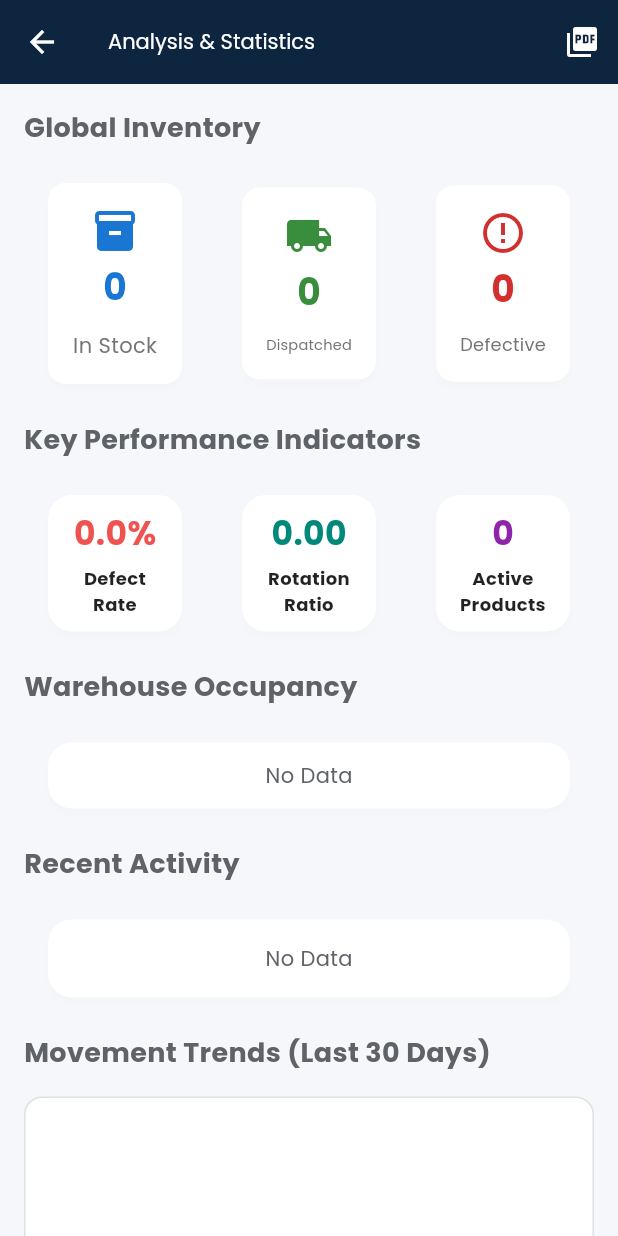
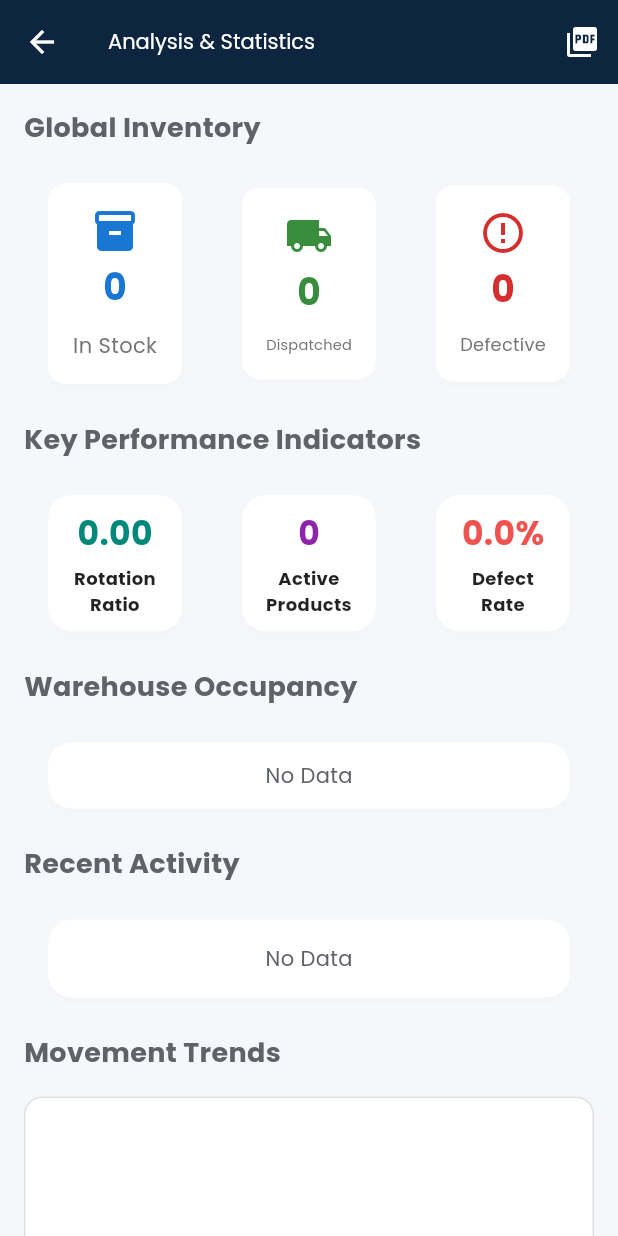
Before and after one commit to alvarolg2/Jar, a Flutter app: the AnalysisView screen opened by its route, on a phone screen of 412 x 824 dp. Run offline on Flutter 3.47's test engine with Material 3 defaults, Android fonts, the phone set to English and light mode, and no system bars; our stand-ins replace file_picker, google_fonts, google_generative_ai, package_info_plus, pdf, printing and 6 more; missing offline and left inert: cunning_document_scanner, flag, google_mlkit_text_recognition, in_app_update; accounts and stored records are empty.

Commit message:
feat: few changes ins stats

```diff
--- a/lib/l10n/app_en.arb
+++ b/lib/l10n/app_en.arb
@@ -198,7 +198,7 @@
             "count": { "type": "int" }
         }
     },
-    "movementTrends30Days": "Movement Trends (Last 30 Days)",
+    "movementTrends30Days": "Movement Trends",
     "movementLegend": "Green: In, Orange: Out",
     "top5Products": "Top 5 Products",
     "noDescription": "No description",
--- a/lib/l10n/app_es.arb
+++ b/lib/l10n/app_es.arb
@@ -198,7 +198,7 @@
             "count": { "type": "int" }
         }
     },
-    "movementTrends30Days": "Tendencias de Movimiento (Últimos 30 Días)",
+    "movementTrends30Days": "Tendencias de Movimiento",
     "movementLegend": "Verde: Entrada, Naranja: Salida",
     "top5Products": "Top 5 Productos",
     "noDescription": "Sin descripción",
--- a/lib/l10n/app_fr.arb
+++ b/lib/l10n/app_fr.arb
@@ -223,7 +223,7 @@
             "count": { "type": "int" }
         }
     },
-    "movementTrends30Days": "Tendances de mouvement (30 derniers jours)",
+    "movementTrends30Days": "Tendances de mouvement",
     "movementLegend": "Vert : Entrée, Orange : Sortie",
     "top5Products": "Top 5 des produits",
     "noDescription": "Aucune description",
--- a/lib/l10n/app_localizations.dart
+++ b/lib/l10n/app_localizations.dart
@@ -757,7 +757,7 @@ abstract class AppLocalizations {
   /// No description provided for @movementTrends30Days.
   ///
   /// In es, this message translates to:
-  /// **'Tendencias de Movimiento (Últimos 30 Días)'**
+  /// **'Tendencias de Movimiento'**
   String get movementTrends30Days;
 
   /// No description provided for @movementLegend.
--- a/lib/l10n/app_localizations_en.dart
+++ b/lib/l10n/app_localizations_en.dart
@@ -394,7 +394,7 @@ class AppLocalizationsEn extends AppLocalizations {
   }
 
   @override
-  String get movementTrends30Days => 'Movement Trends (Last 30 Days)';
+  String get movementTrends30Days => 'Movement Trends';
 
   @override
   String get movementLegend => 'Green: In, Orange: Out';
--- a/lib/l10n/app_localizations_es.dart
+++ b/lib/l10n/app_localizations_es.dart
@@ -397,8 +397,7 @@ class AppLocalizationsEs extends AppLocalizations {
   }
 
   @override
-  String get movementTrends30Days =>
-      'Tendencias de Movimiento (Últimos 30 Días)';
+  String get movementTrends30Days => 'Tendencias de Movimiento';
 
   @override
   String get movementLegend => 'Verde: Entrada, Naranja: Salida';
--- a/lib/l10n/app_localizations_fr.dart
+++ b/lib/l10n/app_localizations_fr.dart
@@ -396,8 +396,7 @@ class AppLocalizationsFr extends AppLocalizations {
   }
 
   @override
-  String get movementTrends30Days =>
-      'Tendances de mouvement (30 derniers jours)';
+  String get movementTrends30Days => 'Tendances de mouvement';
 
   @override
   String get movementLegend => 'Vert : Entrée, Orange : Sortie';
--- a/lib/ui/views/analysis/analysis_view.dart
+++ b/lib/ui/views/analysis/analysis_view.dart
@@ -86,14 +86,6 @@ class AnalysisView extends StackedView<AnalysisViewModel> {
                       children: [
                         Expanded(
                           child: _buildKpiCard(
-                            label: l10n.defectRate,
-                            value: '${viewModel.defectRate.toStringAsFixed(1)}%',
-                            color: Colors.red.shade400,
-                          ),
-                        ),
-                        const SizedBox(width: 8),
-                        Expanded(
-                          child: _buildKpiCard(
                             label: l10n.rotationRatio,
                             value: viewModel.rotationRatio.toStringAsFixed(2),
                             color: Colors.teal.shade600,
@@ -105,6 +97,14 @@ class AnalysisView extends StackedView<AnalysisViewModel> {
                             label: l10n.activeProducts,
                             value: '${viewModel.activeProducts}',
                             color: Colors.purple.shade600,
+                          ),
+                        ),
+                        const SizedBox(width: 8),
+                        Expanded(
+                          child: _buildKpiCard(
+                            label: l10n.defectRate,
+                            value: '${viewModel.defectRate.toStringAsFixed(1)}%',
+                            color: Colors.red.shade400,
                           ),
                         ),
                       ],
```
